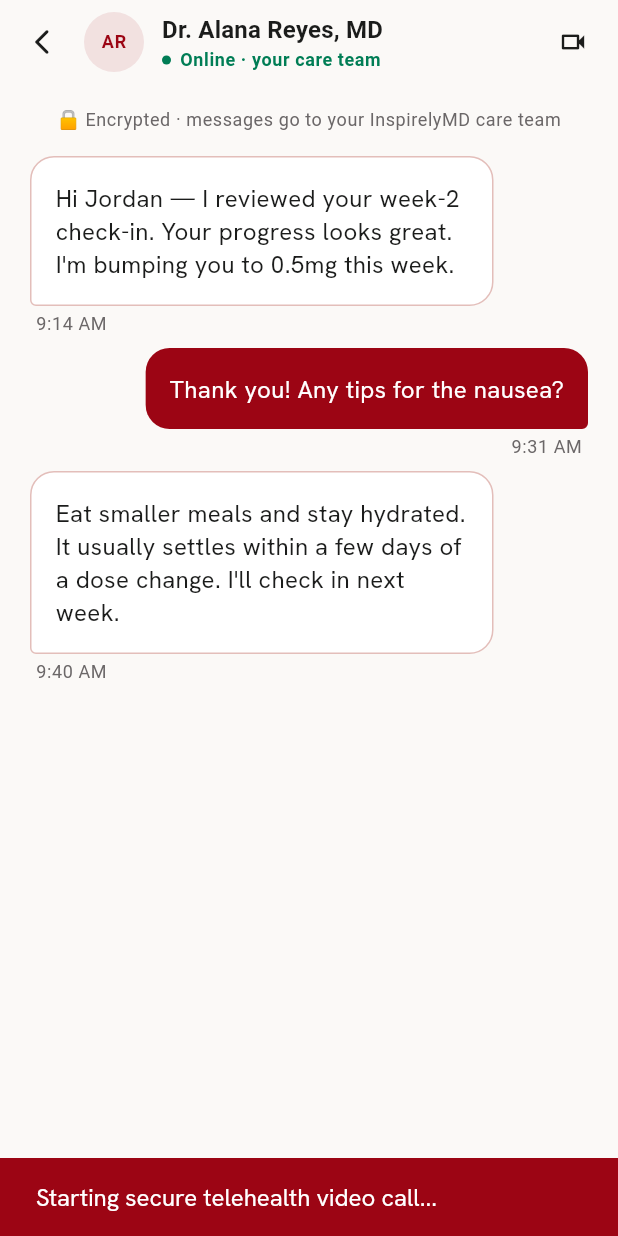
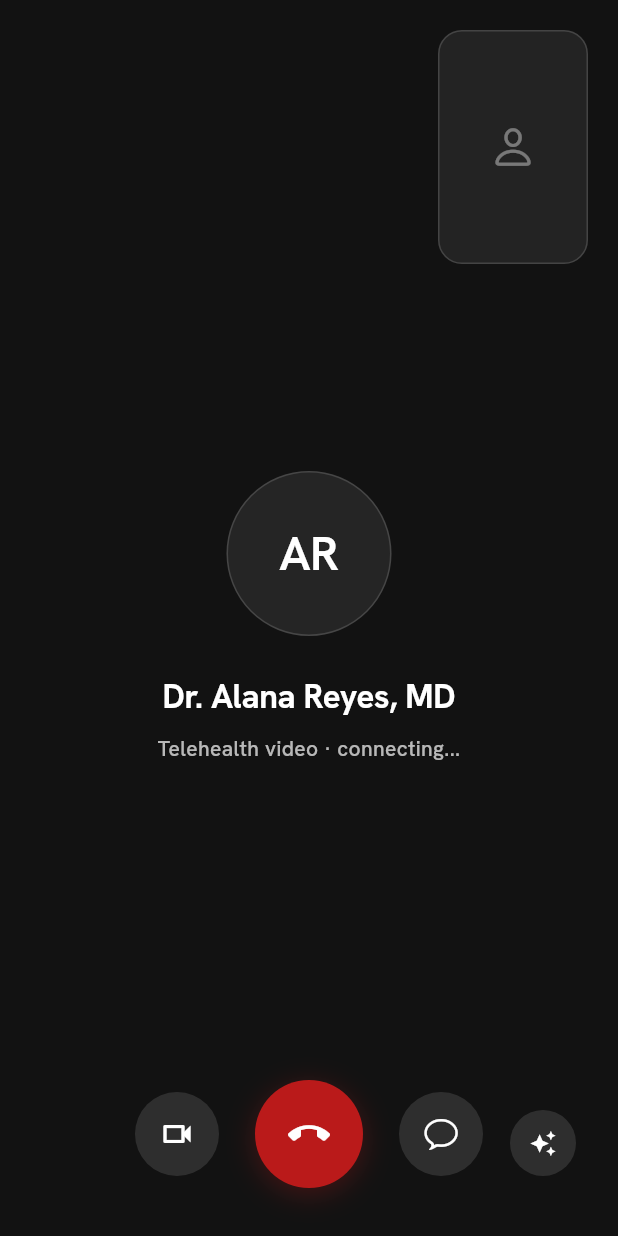
Before and after one commit to Santanu-002/inspirelymd_patient, a Flutter app: the ChatScreen screen opened by its route, after a tap on the "videocam" icon, on a phone screen of 412 x 824 dp. Run offline on Flutter 3.47's test engine with Material 3 defaults, Android fonts, the phone set to English and light mode, and no system bars; our stand-ins replace device_info_plus, dio, equatable, flutter_secure_storage, flutter_svg, fpdart and 9 more; accounts and stored records are empty.

Commit message:
feat(messages): implement telehealth video call screen and routing

```diff
--- a/lib/app/routes/app_pages.dart
+++ b/lib/app/routes/app_pages.dart
@@ -11,6 +11,7 @@ import 'package:inspirelymd_patient/features/notifications/presentation/bindings
 import 'package:inspirelymd_patient/features/messages/presentation/screens/chat_screen.dart';
 import 'package:inspirelymd_patient/features/pharmacy/presentation/bindings/request_refill_binding.dart';
 import 'package:inspirelymd_patient/features/pharmacy/presentation/screens/request_refill_screen.dart';
+import 'package:inspirelymd_patient/features/messages/presentation/screens/video_call_screen.dart';
 
 class AppPages {
   const AppPages._();
@@ -43,5 +44,9 @@ class AppPages {
       page: () => const RequestRefillScreen(),
       binding: RequestRefillBinding(),
     ),
+    GetPage(
+      name: AppRoutes.videoCall,
+      page: () => const VideoCallScreen(),
+    ),
   ];
 }
--- a/lib/app/routes/app_routes.dart
+++ b/lib/app/routes/app_routes.dart
@@ -8,4 +8,5 @@ class AppRoutes {
   static const notifications = '/notifications';
   static const chat = '/chat';
   static const requestRefill = '/request-refill';
+  static const videoCall = '/video-call';
 }
--- a/lib/core/constants/app_strings.dart
+++ b/lib/core/constants/app_strings.dart
@@ -158,6 +158,12 @@ class MessagesStrings {
   String get sentMsg => 'Thank you! Any tips for the nausea?';
   String get replyMsg =>
       'Eat smaller meals and stay hydrated. It usually settles within a few days of a dose change. I\'ll check in next week.';
+  String get videoCallConnecting => 'Telehealth video · connecting...';
+  String get videoCallDoctorName => 'Dr. Alana Reyes, MD';
+  String get videoCallAvatarInitials => 'AR';
+  String get videoCallCallEnded => 'Telehealth video call ended';
+  String get videoCallToggleCamera => 'Toggle camera';
+  String get videoCallToggleMute => 'Toggle mute';
 }
 
 class PharmacyStrings {
--- a/lib/features/messages/presentation/screens/chat_screen.dart
+++ b/lib/features/messages/presentation/screens/chat_screen.dart
@@ -4,7 +4,7 @@ import 'package:get/get.dart';
 import 'package:inspirelymd_patient/core/common/widgets/button/app_icon_button.dart';
 import 'package:inspirelymd_patient/core/common/widgets/text_field/app_text_field.dart';
 import 'package:inspirelymd_patient/core/common/widgets/scaffold/app_scaffold.dart';
-import 'package:inspirelymd_patient/core/common/widgets/snackbar/app_snackbar.dart';
+import 'package:inspirelymd_patient/app/routes/app_routes.dart';
 import 'package:inspirelymd_patient/core/constants/app_strings.dart';
 import 'package:inspirelymd_patient/core/constants/app_ui_constants.dart';
 import 'package:inspirelymd_patient/core/theme/color_scheme_extension.dart';
@@ -85,9 +85,7 @@ class ChatScreen extends GetView<MessagesController> {
         AppIconButton.ghost(
           icon: Icons.videocam_outlined,
           iconColor: theme.colorScheme.onSurface,
-          onPressed: () {
-            AppSnackbar.info('Starting secure telehealth video call...');
-          },
+          onPressed: () => Get.toNamed(AppRoutes.videoCall),
         ),
       ],
       child: Column(
--- /dev/null
+++ b/lib/features/messages/presentation/screens/video_call_screen.dart
@@ -0,0 +1,200 @@
+import 'package:flutter/material.dart';
+import 'package:flutter/cupertino.dart';
+import 'package:get/get.dart';
+import 'package:google_fonts/google_fonts.dart';
+import 'package:inspirelymd_patient/core/common/widgets/snackbar/app_snackbar.dart';
+import 'package:inspirelymd_patient/core/constants/app_strings.dart';
+import 'package:inspirelymd_patient/core/constants/app_ui_constants.dart';
+
+class VideoCallScreen extends StatelessWidget {
+  const VideoCallScreen({super.key});
+
+  @override
+  Widget build(BuildContext context) {
+    final theme = context.theme;
+    final strings = AppStrings.messages;
+
+    return Scaffold(
+      backgroundColor: const Color(0xFF121212),
+      body: Stack(
+        children: [
+          // ── Centered Call Status Info ────────────────────────────────────
+          Center(
+            child: Column(
+              mainAxisAlignment: MainAxisAlignment.center,
+              mainAxisSize: MainAxisSize.min,
+              children: [
+                // Doctor Avatar
+                Container(
+                  width: 110,
+                  height: 110,
+                  decoration: BoxDecoration(
+                    color: Colors.white.withValues(alpha: 0.08),
+                    shape: BoxShape.circle,
+                    border: Border.all(
+                      color: Colors.white.withValues(alpha: 0.15),
+                      width: 1,
+                    ),
+                  ),
+                  child: Center(
+                    child: Text(
+                      strings.videoCallAvatarInitials,
+                      style: GoogleFonts.hankenGrotesk(
+                        color: Colors.white,
+                        fontSize: 32,
+                        fontWeight: FontWeight.w600,
+                        letterSpacing: -0.5,
+                      ),
+                    ),
+                  ),
+                ),
+                AppUIConstants.widgets.verticalBox$24,
+                // Doctor Name
+                Text(
+                  strings.videoCallDoctorName,
+                  style: GoogleFonts.hankenGrotesk(
+                    color: Colors.white,
+                    fontSize: 22,
+                    fontWeight: FontWeight.bold,
+                    letterSpacing: -0.2,
+                  ),
+                ),
+                AppUIConstants.widgets.verticalBox$8,
+                // Connection Status
+                Text(
+                  strings.videoCallConnecting,
+                  style: GoogleFonts.hankenGrotesk(
+                    color: Colors.white70,
+                    fontSize: 14,
+                    fontWeight: FontWeight.w500,
+                  ),
+                ),
+              ],
+            ),
+          ),
+
+          // ── Top Right User Video Preview (PIP) ───────────────────────────
+          Positioned(
+            top: MediaQuery.of(context).padding.top + 20,
+            right: 20,
+            child: Container(
+              width: 100,
+              height: 156,
+              decoration: BoxDecoration(
+                color: Colors.white.withValues(alpha: 0.07),
+                borderRadius: BorderRadius.circular(16),
+                border: Border.all(
+                  color: Colors.white.withValues(alpha: 0.15),
+                  width: 1,
+                ),
+              ),
+              child: const Center(
+                child: Icon(
+                  CupertinoIcons.person,
+                  color: Colors.white38,
+                  size: 32,
+                ),
+              ),
+            ),
+          ),
+
+          // ── Bottom Action Buttons row ────────────────────────────────────
+          Positioned(
+            bottom: MediaQuery.of(context).padding.bottom + 32,
+            left: 0,
+            right: 0,
+            child: Row(
+              mainAxisAlignment: MainAxisAlignment.center,
+              crossAxisAlignment: CrossAxisAlignment.center,
+              spacing: AppUIConstants.spacing.space$24,
+              children: [
+                // Toggle Video Button
+                _buildCircularButton(
+                  icon: Icons.videocam_outlined,
+                  onPressed: () {
+                    AppSnackbar.info(strings.videoCallToggleCamera);
+                  },
+                ),
+                // End Call Button (Hangup)
+                GestureDetector(
+                  onTap: () {
+                    AppSnackbar.destructive(strings.videoCallCallEnded);
+                    Get.back();
+                  },
+                  child: Container(
+                    width: 72,
+                    height: 72,
+                    decoration: BoxDecoration(
+                      color: theme.colorScheme.error,
+                      shape: BoxShape.circle,
+                      boxShadow: [
+                        BoxShadow(
+                          color: theme.colorScheme.error.withValues(alpha: 0.3),
+                          blurRadius: 16,
+                          spreadRadius: 0,
+                          offset: const Offset(0, 4),
+                        ),
+                      ],
+                    ),
+                    child: const Icon(
+                      Icons.call_end,
+                      color: Colors.white,
+                      size: 28,
+                    ),
+                  ),
+                ),
+                // Message/Chat Button
+                _buildCircularButton(
+                  icon: CupertinoIcons.chat_bubble,
+                  onPressed: () {
+                    Get.back(); // returns to chat conversation
+                  },
+                ),
+              ],
+            ),
+          ),
+
+          // ── Bottom Right Magic Effect Button ─────────────────────────────
+          Positioned(
+            bottom: MediaQuery.of(context).padding.bottom + 40,
+            right: 28,
+            child: _buildCircularButton(
+              icon: Icons.auto_awesome,
+              size: 44,
+              iconSize: 18,
+              onPressed: () {
+                AppSnackbar.info('Telehealth video effects loading...');
+              },
+            ),
+          ),
+        ],
+      ),
+    );
+  }
+
+  Widget _buildCircularButton({
+    required IconData icon,
+    required VoidCallback onPressed,
+    double size = 56,
+    double iconSize = 24,
+  }) {
+    return GestureDetector(
+      onTap: onPressed,
+      child: Container(
+        width: size,
+        height: size,
+        decoration: BoxDecoration(
+          color: Colors.white.withValues(alpha: 0.12),
+          shape: BoxShape.circle,
+        ),
+        child: Center(
+          child: Icon(
+            icon,
+            color: Colors.white,
+            size: iconSize,
+          ),
+        ),
+      ),
+    );
+  }
+}
--- a/lib/features/messages/presentation/widgets/messages_content.dart
+++ b/lib/features/messages/presentation/widgets/messages_content.dart
@@ -6,7 +6,7 @@ import 'package:inspirelymd_patient/core/common/widgets/text_field/app_text_fiel
 import 'package:inspirelymd_patient/core/constants/app_strings.dart';
 import 'package:inspirelymd_patient/core/constants/app_ui_constants.dart';
 import 'package:inspirelymd_patient/core/theme/color_scheme_extension.dart';
-import 'package:inspirelymd_patient/core/common/widgets/snackbar/app_snackbar.dart';
+import 'package:inspirelymd_patient/app/routes/app_routes.dart';
 import 'package:inspirelymd_patient/features/messages/presentation/controllers/messages_controller.dart';
 import 'package:inspirelymd_patient/features/messages/presentation/widgets/chat_bubble.dart';
 import 'package:inspirelymd_patient/core/common/widgets/scaffold/app_scaffold.dart';
@@ -87,9 +87,7 @@ class MessagesContent extends GetView<MessagesController> {
         AppIconButton.ghost(
           icon: Icons.videocam_outlined,
           iconColor: theme.colorScheme.onSurface,
-          onPressed: () {
-            AppSnackbar.info('Starting secure telehealth video call...');
-          },
+          onPressed: () => Get.toNamed(AppRoutes.videoCall),
         ),
       ],
       child: Column(
```
